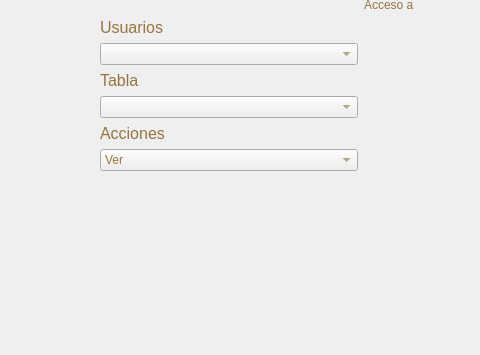
First picture: the form in ui/editar-privilegios.ui, repository andreadh01/Notarius, before the edit; both pictures show x 0 to 480 and y 186 to 541 of the 721 by 541 pixel window.
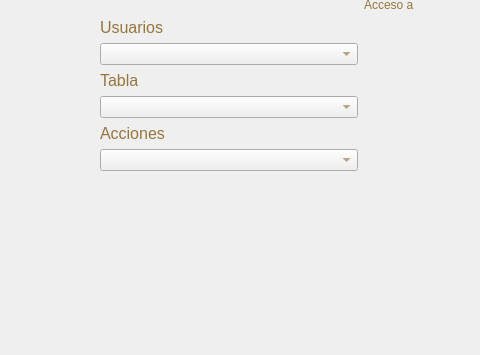
Second picture: the form after the edit.

Commit message: mexicanada para editar privilegios pero jala Co-authored-by: Karolina Badilla <karolinaconk@users.noreply.github.com>

```diff
--- a/ui/editar-privilegios.ui
+++ b/ui/editar-privilegios.ui
@@ -95,6 +95,11 @@
 font: 16pt &quot;&quot;;
 color: rgb(149, 117, 61);</string>
        </property>
+       <item>
+        <property name="text">
+         <string> </string>
+        </property>
+       </item>
        <item>
         <property name="text">
          <string>Ver</string>
```
The commit also changes 1 other file.
